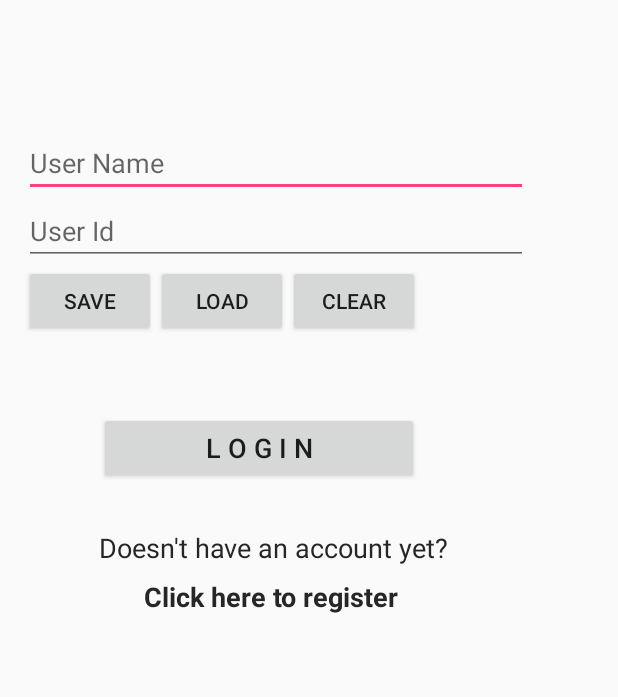
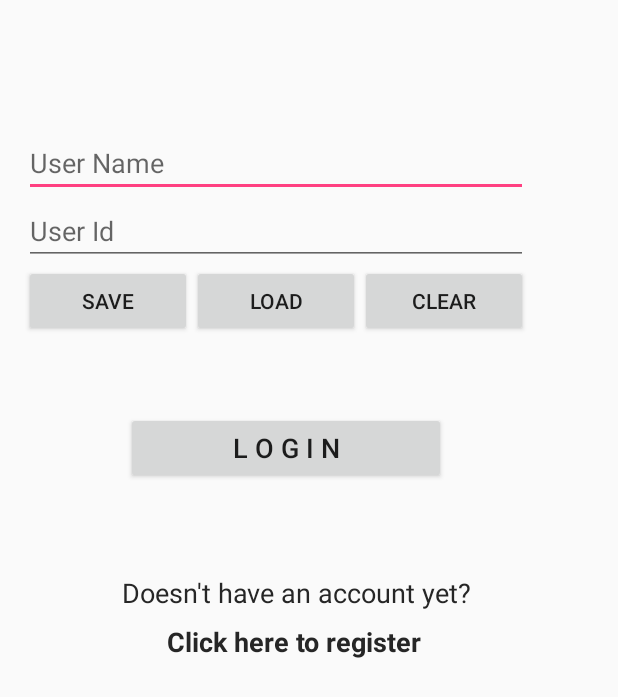
Before and after one commit to elisheva100/TakeAndGo, an Android app: the screen it shows after launch (LoginActivity), on a phone screen of 412 x 824 dp. Shown: the top 697 px of the screen. Run offline under Robolectric (Android 15) with nearby library versions, the phone set to English and light mode, and no system bars.

Commit message:
login is ready

```diff
--- a/app/src/main/java/com/example/owner/takeandgouser/controller/LoginActivity.java
+++ b/app/src/main/java/com/example/owner/takeandgouser/controller/LoginActivity.java
@@ -108,6 +108,7 @@ public class LoginActivity extends AppCompatActivity implements View.OnClickList
         }
         if (sharedPreferences.contains("ID")) {
             idEditText.setText(sharedPreferences.getString("ID", null));
+            client_id = idEditText.getText().toString();
             Toast.makeText(this, "load id", Toast.LENGTH_SHORT).show();
         }
     }
@@ -125,6 +126,7 @@ public class LoginActivity extends AppCompatActivity implements View.OnClickList
             editor.commit();
 
             client_id = id;
+
             Toast.makeText(this, "save name and id Preferences", Toast.LENGTH_SHORT).show();
         } catch (Exception ex) {
             Toast.makeText(this, "failed to save Preferences", Toast.LENGTH_SHORT).show();
@@ -136,12 +138,9 @@ public class LoginActivity extends AppCompatActivity implements View.OnClickList
         startActivity(intent);
     }
 
-    //start fix
+
     private void Login() {
-
-        goToMenu();
         new MyAsyncTask().execute(client_id, "");
-
     }
 
     private void goToMenu() {
@@ -149,37 +148,6 @@ public class LoginActivity extends AppCompatActivity implements View.OnClickList
         intent.putExtra("CLIENT_ID", client_id);
         startActivity(intent);
     }
-
-
-   /* public void validateInput() {
-        try {
-            new AsyncTask<String, Void, Boolean>() {
-
-                @Override
-                protected void onPostExecute(Boolean isExist) {
-                    super.onPostExecute(isExist);
-                    if (!isExist) {
-                        clearSharedPreferences();
-                        Toast.makeText(LoginActivity.this, "Your details doesn't exist in the system, please registe first", Toast.LENGTH_LONG).show();
-                    } else
-                        goToMenu();
-                }
-
-                @Override
-                protected Boolean doInBackground(String... client_id) {
-                    try {
-                        return DBManagerFactory.getManager().isExistClient(client_id[0]);
-                    } catch (Exception e) {
-                        return false;
-                    }
-                }
-
-            }.execute();
-
-        } catch (Exception e) {
-            Toast.makeText(getBaseContext(), e.getMessage(), Toast.LENGTH_LONG).show();
-        }
-    }*/
 
 
     private class MyAsyncTask extends AsyncTask<String, Void, Boolean> {
@@ -192,8 +160,8 @@ public class LoginActivity extends AppCompatActivity implements View.OnClickList
         protected void onPostExecute(Boolean isExist) {
             super.onPostExecute(isExist);
             if (isExist == false) {
+                Toast.makeText(LoginActivity.this, "Your details doesn't exist in the system, please registe first", Toast.LENGTH_LONG).show();
                 clearSharedPreferences();
-                Toast.makeText(LoginActivity.this, "Your details doesn't exist in the system, please registe first", Toast.LENGTH_LONG).show();
             }else
                 goToMenu();
         }
@@ -201,7 +169,7 @@ public class LoginActivity extends AppCompatActivity implements View.OnClickList
         @Override
         protected Boolean doInBackground(String... id) {
             try {
-                saveSharedPreferences();
+               // saveSharedPreferences();
                 return DBManagerFactory.getManager().isExistClient(id[0]);
             } catch (Exception e) {
                 return false;
--- a/app/src/main/java/com/example/owner/takeandgouser/model/datasource/MySQL_DBManager.java
+++ b/app/src/main/java/com/example/owner/takeandgouser/model/datasource/MySQL_DBManager.java
@@ -59,9 +59,11 @@ public class MySQL_DBManager implements DB_manager {
     //checks if there is a client with that id
     public boolean isExistClient(String i)
     {
-        for (Client item : this.getClients())
-            if(item.getId()==i)
+        for (Client item : this.getClients()) {
+            if (item.getId().equals(i) == true) {
                 return true;
+            }
+        }
         return false;
     }
 
--- a/app/src/main/java/com/example/owner/takeandgouser/model/entities/Client.java
+++ b/app/src/main/java/com/example/owner/takeandgouser/model/entities/Client.java
@@ -35,9 +35,7 @@ public class Client {
         this.lastName = lastName;
     }
 
-    public String getId() {
-        return id;
-    }
+    public String getId() { return id; }
 
     public void setId(String id) {
         this.id = id;
--- a/app/src/main/res/layout/activity_login.xml
+++ b/app/src/main/res/layout/activity_login.xml
@@ -41,18 +41,21 @@
                 android:id="@+id/saveButton"
                 android:layout_width="wrap_content"
                 android:layout_height="wrap_content"
+                android:layout_weight="1"
                 android:text="save" />
 
             <Button
                 android:id="@+id/loadButton"
                 android:layout_width="wrap_content"
                 android:layout_height="wrap_content"
+                android:layout_weight="1"
                 android:text="load" />
 
             <Button
                 android:id="@+id/clearButton"
                 android:layout_width="wrap_content"
                 android:layout_height="wrap_content"
+                android:layout_weight="1"
                 android:text="clear" />
         </LinearLayout>
 
@@ -61,18 +64,12 @@
             android:id="@+id/loginButton"
             android:layout_width="wrap_content"
             android:layout_height="wrap_content"
-            android:layout_marginLeft="8dp"
-            android:layout_marginRight="8dp"
+            android:layout_marginStart="68dp"
+            android:layout_marginTop="50dp"
             android:ems="10"
+            android:gravity="center"
             android:text="l o g i n"
             android:textSize="18dp"
-            app:layout_constraintHorizontal_bias="0.503"
-            app:layout_constraintLeft_toLeftOf="parent"
-            app:layout_constraintRight_toRightOf="parent"
-            android:layout_marginStart="50dp"
-            android:layout_marginEnd="8dp"
-            android:layout_marginTop="50dp"
-            android:gravity="center"
             app:layout_constraintTop_toBottomOf="@+id/savePreferencesCheckBox" />
 
         <TextView
@@ -84,9 +81,9 @@
             android:layout_marginLeft="8dp"
             app:layout_constraintLeft_toLeftOf="parent"
             android:textColor="#262626"
-            android:layout_marginTop="30dp"
+            android:layout_marginTop="60dp"
             app:layout_constraintTop_toBottomOf="@+id/loginButton"
-            android:layout_marginStart="50dp"
+            android:layout_marginStart="65dp"
             android:layout_marginRight="8dp"
             app:layout_constraintRight_toRightOf="parent" />
 
@@ -103,7 +100,7 @@
             app:layout_constraintTop_toBottomOf="@+id/userEmailViewMenu"
             android:layout_marginRight="8dp"
             app:layout_constraintRight_toRightOf="parent"
-            android:layout_marginStart="80dp"
+            android:layout_marginStart="95dp"
             android:layout_marginLeft="8dp"
             app:layout_constraintLeft_toLeftOf="parent" />
 
```
